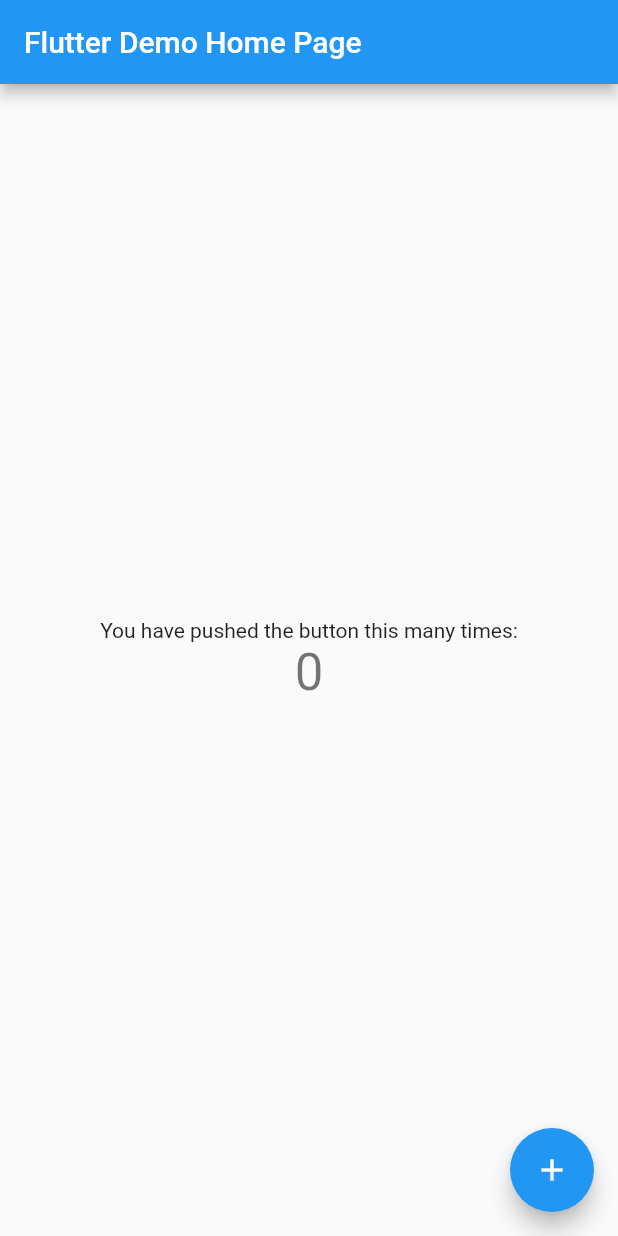
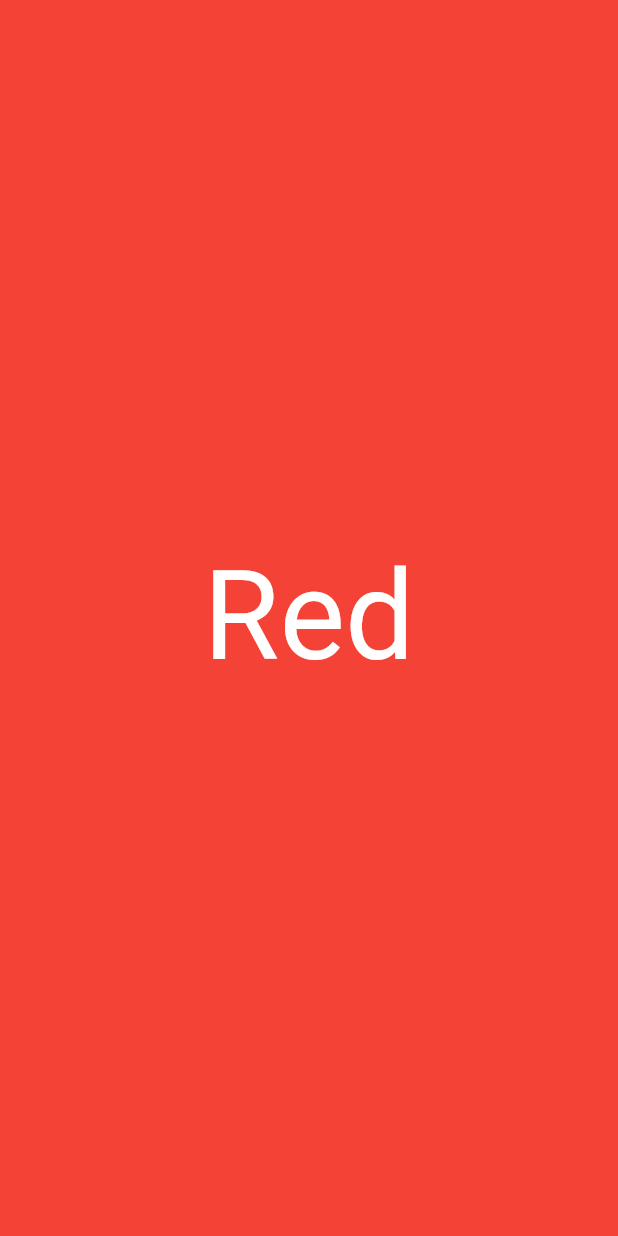
Before and after one commit to AsepYudistiraS/cubit, a Flutter app: the screen it shows after launch, on a phone screen of 412 x 824 dp. Run offline on Flutter 3.47's test engine with Material 2 defaults, Android fonts, the phone set to English and light mode, and no system bars; our stand-ins replace bloc, flutter_bloc.

Commit message:
Learn State Management:Cubit

```diff
--- a/lib/main.dart
+++ b/lib/main.dart
@@ -1,4 +1,5 @@
 import 'package:flutter/material.dart';
+import 'package:cubit/screen/sample_screen.dart';
 
 void main() {
   runApp(const MyApp());
@@ -7,109 +8,14 @@ void main() {
 class MyApp extends StatelessWidget {
   const MyApp({super.key});
 
-  // This widget is the root of your application.
   @override
   Widget build(BuildContext context) {
     return MaterialApp(
-      title: 'Flutter Demo',
+      title: 'Sample Cubit',
       theme: ThemeData(
-        // This is the theme of your application.
-        //
-        // Try running your application with "flutter run". You'll see the
-        // application has a blue toolbar. Then, without quitting the app, try
-        // changing the primarySwatch below to Colors.green and then invoke
-        // "hot reload" (press "r" in the console where you ran "flutter run",
-        // or simply save your changes to "hot reload" in a Flutter IDE).
-        // Notice that the counter didn't reset back to zero; the application
-        // is not restarted.
         primarySwatch: Colors.blue,
       ),
-      home: const MyHomePage(title: 'Flutter Demo Home Page'),
+      home: const SampleScreen(),
     );
   }
 }
-
-class MyHomePage extends StatefulWidget {
-  const MyHomePage({super.key, required this.title});
-
-  // This widget is the home page of your application. It is stateful, meaning
-  // that it has a State object (defined below) that contains fields that affect
-  // how it looks.
-
-  // This class is the configuration for the state. It holds the values (in this
-  // case the title) provided by the parent (in this case the App widget) and
-  // used by the build method of the State. Fields in a Widget subclass are
-  // always marked "final".
-
-  final String title;
-
-  @override
-  State<MyHomePage> createState() => _MyHomePageState();
-}
-
-class _MyHomePageState extends State<MyHomePage> {
-  int _counter = 0;
-
-  void _incrementCounter() {
-    setState(() {
-      // This call to setState tells the Flutter framework that something has
-      // changed in this State, which causes it to rerun the build method below
-      // so that the display can reflect the updated values. If we changed
-      // _counter without calling setState(), then the build method would not be
-      // called again, and so nothing would appear to happen.
-      _counter++;
-    });
-  }
-
-  @override
-  Widget build(BuildContext context) {
-    // This method is rerun every time setState is called, for instance as done
-    // by the _incrementCounter method above.
-    //
-    // The Flutter framework has been optimized to make rerunning build methods
-    // fast, so that you can just rebuild anything that needs updating rather
-    // than having to individually change instances of widgets.
-    return Scaffold(
-      appBar: AppBar(
-        // Here we take the value from the MyHomePage object that was created by
-        // the App.build method, and use it to set our appbar title.
-        title: Text(widget.title),
-      ),
-      body: Center(
-        // Center is a layout widget. It takes a single child and positions it
-        // in the middle of the parent.
-        child: Column(
-          // Column is also a layout widget. It takes a list of children and
-          // arranges them vertically. By default, it sizes itself to fit its
-          // children horizontally, and tries to be as tall as its parent.
-          //
-          // Invoke "debug painting" (press "p" in the console, choose the
-          // "Toggle Debug Paint" action from the Flutter Inspector in Android
-          // Studio, or the "Toggle Debug Paint" command in Visual Studio Code)
-          // to see the wireframe for each widget.
-          //
-          // Column has various properties to control how it sizes itself and
-          // how it positions its children. Here we use mainAxisAlignment to
-          // center the children vertically; the main axis here is the vertical
-          // axis because Columns are vertical (the cross axis would be
-          // horizontal).
-          mainAxisAlignment: MainAxisAlignment.center,
-          children: <Widget>[
-            const Text(
-              'You have pushed the button this many times:',
-            ),
-            Text(
-              '$_counter',
-              style: Theme.of(context).textTheme.headline4,
-            ),
-          ],
-        ),
-      ),
-      floatingActionButton: FloatingActionButton(
-        onPressed: _incrementCounter,
-        tooltip: 'Increment',
-        child: const Icon(Icons.add),
-      ), // This trailing comma makes auto-formatting nicer for build methods.
-    );
-  }
-}
--- /dev/null
+++ b/lib/screen/sample_screen.dart
@@ -0,0 +1,43 @@
+import 'package:flutter/material.dart';
+import 'package:flutter_bloc/flutter_bloc.dart';
+import 'package:cubit/state_management/sample_cubit.dart';
+
+class SampleScreen extends StatefulWidget {
+  const SampleScreen({Key? key}) : super(key: key);
+
+  @override
+  State<SampleScreen> createState() => _SampleScreenState();
+}
+
+class _SampleScreenState extends State<SampleScreen> {
+  final SampleCubit sampleCubit = SampleCubit();
+
+  @override
+  Widget build(BuildContext context) {
+    return BlocBuilder<SampleCubit, SampleState>(
+      bloc: sampleCubit,
+      builder: (context, state) {
+        return Scaffold(
+          backgroundColor: sampleCubit.color,
+          body: Center(
+            child: Column(
+              mainAxisAlignment: MainAxisAlignment.center,
+              children: [
+                GestureDetector(
+                  onTap: () => sampleCubit.changeBgColor(),
+                  child: Text(
+                    sampleCubit.txtColor,
+                    style: TextStyle(
+                      fontSize: MediaQuery.of(context).size.width * .2,
+                      color: Colors.white,
+                    ),
+                  ),
+                ),
+              ],
+            ),
+          ),
+        );
+      },
+    );
+  }
+}
--- /dev/null
+++ b/lib/state_management/sample_cubit.dart
@@ -0,0 +1,23 @@
+import 'dart:ui';
+
+import 'package:bloc/bloc.dart';
+import 'package:flutter/material.dart';
+import 'package:meta/meta.dart';
+
+part 'sample_state.dart';
+
+class SampleCubit extends Cubit<SampleState> {
+  SampleCubit() : super(SampleInitial());
+
+  bool status = true;
+  Color color = Colors.red;
+  String txtColor = 'Red';
+
+  void changeBgColor() {
+    status ? color = Colors.red : color = Colors.blue;
+    status ? txtColor = 'Red' : txtColor = 'Blue';
+    status = !status;
+    emit(ChangeColor(color));
+    emit(ChangeText(txtColor));
+  }
+}
--- /dev/null
+++ b/lib/state_management/sample_state.dart
@@ -0,0 +1,16 @@
+part of 'sample_cubit.dart';
+
+@immutable
+abstract class SampleState {}
+
+class SampleInitial extends SampleState {}
+
+class ChangeColor extends SampleState {
+  final Color color;
+  ChangeColor(this.color);
+}
+
+class ChangeText extends SampleState {
+  final String text;
+  ChangeText(this.text);
+}
--- a/pubspec.yaml
+++ b/pubspec.yaml
@@ -36,6 +36,7 @@ dependencies:
   # The following adds the Cupertino Icons font to your application.
   # Use with the CupertinoIcons class for iOS style icons.
   cupertino_icons: ^1.0.2
+  flutter_bloc: ^8.1.1
 
 dev_dependencies:
   flutter_test:
```
Also changed, not shown: pubspec.lock.
